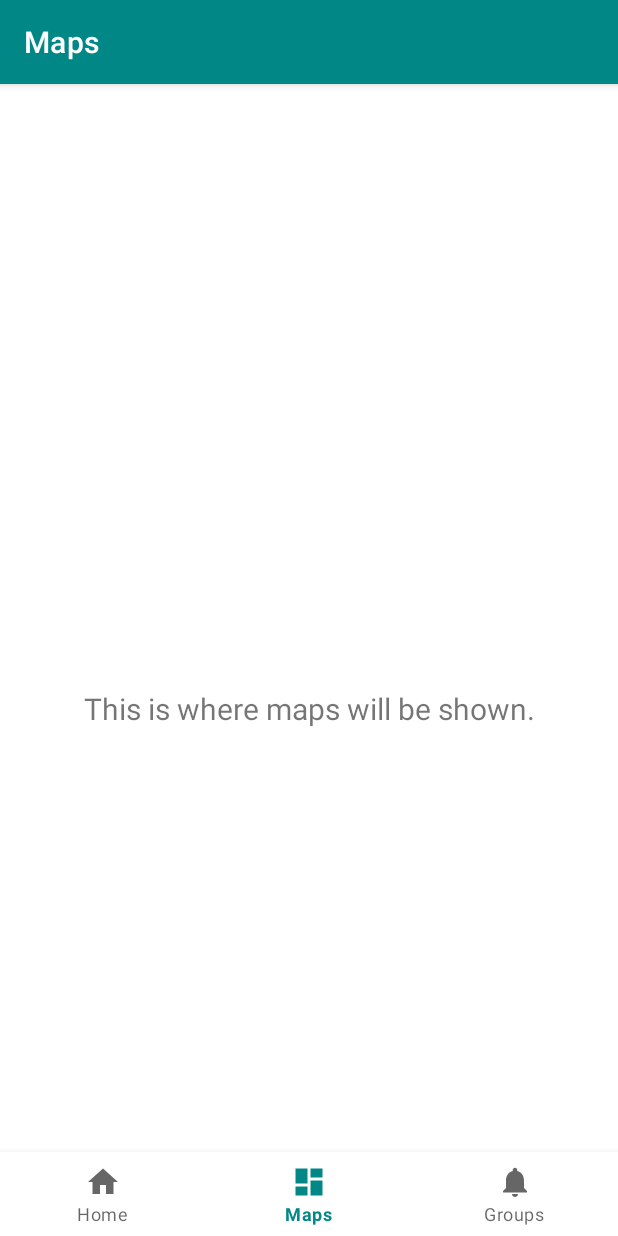
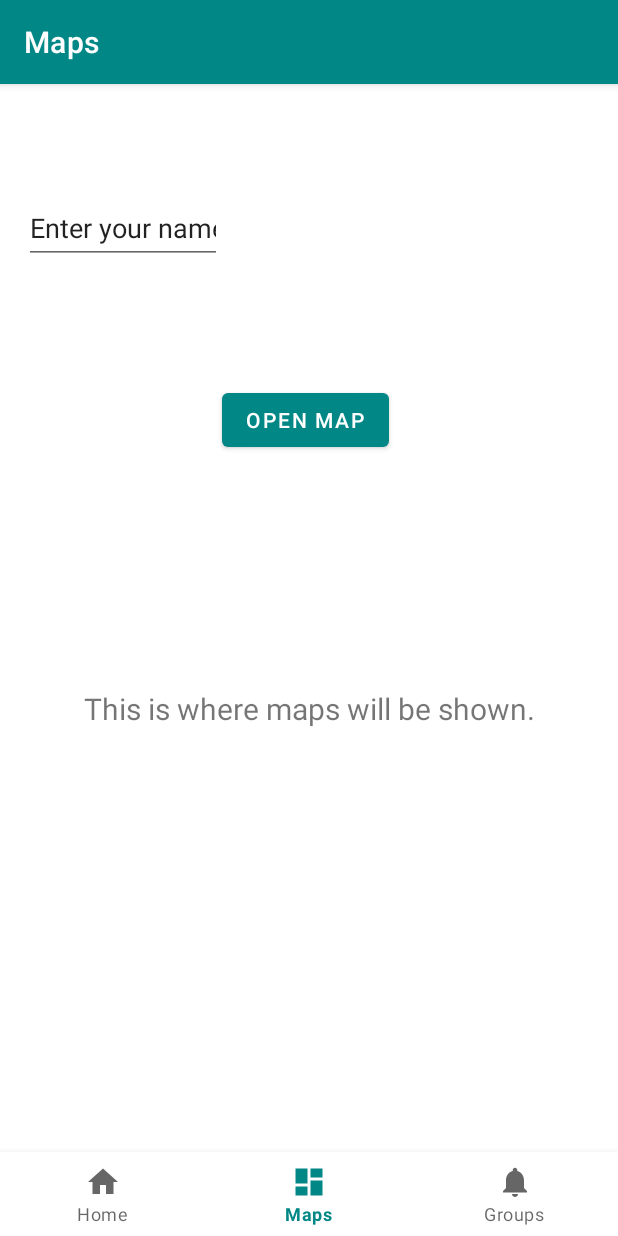
Before and after one commit to Lock146/Caravan, an Android app: the DashboardFragment screen opened through its navigation route, on a phone screen of 412 x 824 dp. Run offline under Robolectric (Android 15) with nearby library versions, the phone set to English and light mode, and no system bars; our stand-ins replace navigation-ui.

Commit message:
Merged maps branch with main. Currently maps doesn't show up, but the necessary files from both a present without breaking the app.

```diff
--- a/app/src/debug/res/values/google_maps_api.xml
+++ b/app/src/debug/res/values/google_maps_api.xml
@@ -20,5 +20,5 @@
     Once you have your key (it starts with "AIza"), replace the "google_maps_key"
     string in this file.
     -->
-    <string name="google_maps_key" templateMergeStrategy="preserve" translatable="false">YOUR_KEY_HERE</string>
+    <string name="AIzaSyBnGZQyK1mve6UG_amzaWhyaW0fFIXJo7c" templateMergeStrategy="preserve" translatable="false">YOUR_KEY_HERE</string>
 </resources>
--- a/app/src/main/java/com/example/caravantest/MainActivity.java
+++ b/app/src/main/java/com/example/caravantest/MainActivity.java
@@ -1,6 +1,10 @@
 package com.example.caravantest;
 
+import android.content.Intent;
 import android.os.Bundle;
+import android.view.View;
+import android.widget.EditText;
+
 import com.google.android.material.bottomnavigation.BottomNavigationView;
 import androidx.appcompat.app.AppCompatActivity;
 import androidx.navigation.NavController;
@@ -32,5 +36,12 @@
         NavigationUI.setupActionBarWithNavController(this, navController, appBarConfiguration);
         NavigationUI.setupWithNavController(binding.navView, navController);
     }
+    public void sendMessage(View view){
+        Intent intent = new Intent(this, DisplayMessageActivity.class);
+        EditText editText = (EditText) findViewById(R.id.editTextTextPersonName);
+        String message = editText.getText().toString();
+        intent.putExtra(EXTRA_MESSAGE, message);
+        startActivity(intent);
+    }
 
 }
--- a/app/src/main/java/com/example/caravantest/ui/dashboard/DashboardFragment.java
+++ b/app/src/main/java/com/example/caravantest/ui/dashboard/DashboardFragment.java
@@ -11,15 +11,20 @@ import androidx.fragment.app.Fragment;
 import androidx.lifecycle.Observer;
 import androidx.lifecycle.ViewModelProvider;
 import com.example.caravantest.R;
+import com.example.caravantest.databinding.ActivityMapsBinding;
 import com.example.caravantest.databinding.FragmentDashboardBinding;
+import com.google.android.gms.maps.GoogleMap;
 
 public class DashboardFragment extends Fragment {
 
+    private GoogleMap mMap;
+    private ActivityMapsBinding mbinding;
     private DashboardViewModel dashboardViewModel;
-private FragmentDashboardBinding binding;
+    private FragmentDashboardBinding binding;
 
     public View onCreateView(@NonNull LayoutInflater inflater,
             ViewGroup container, Bundle savedInstanceState) {
+
         dashboardViewModel =
                 new ViewModelProvider(this).get(DashboardViewModel.class);
 
--- a/app/src/main/java/com/example/caravantest/ui/dashboard/DashboardViewModel.java
+++ b/app/src/main/java/com/example/caravantest/ui/dashboard/DashboardViewModel.java
@@ -1,4 +1,6 @@
 package com.example.caravantest.ui.dashboard;
+
+import android.content.Intent;
 
 import androidx.lifecycle.LiveData;
 import androidx.lifecycle.MutableLiveData;
--- a/app/src/main/res/layout/activity_main.xml
+++ b/app/src/main/res/layout/activity_main.xml
@@ -33,4 +33,6 @@
         app:layout_constraintVertical_bias="0.0"
         app:navGraph="@navigation/mobile_navigation" />
 
+
+
 </androidx.constraintlayout.widget.ConstraintLayout>
--- a/app/src/main/res/layout/fragment_dashboard.xml
+++ b/app/src/main/res/layout/fragment_dashboard.xml
@@ -20,4 +20,29 @@
         app:layout_constraintStart_toStartOf="parent"
         app:layout_constraintTop_toTopOf="parent"
         app:layout_constraintBottom_toBottomOf="parent" />
+
+    <Button
+        android:id="@+id/button"
+        android:layout_width="wrap_content"
+        android:layout_height="wrap_content"
+        android:layout_marginStart="148dp"
+        android:layout_marginTop="144dp"
+        android:onClick="openMap"
+        android:text="@string/open_map"
+        app:layout_constraintStart_toStartOf="parent"
+        app:layout_constraintTop_toTopOf="parent" />
+    <EditText
+        android:id="@+id/editTextTextPersonName"
+        android:layout_width="0dp"
+        android:layout_height="wrap_content"
+        android:layout_marginStart="16dp"
+        android:layout_marginTop="16dp"
+        android:ems="10"
+        android:inputType="textPersonName"
+        android:minHeight="48dp"
+        android:text="@string/edit_message"
+        app:layout_constraintEnd_toStartOf="@+id/button"
+        app:layout_constraintHorizontal_bias="0.5"
+        app:layout_constraintStart_toStartOf="parent"
+        app:layout_constraintTop_toTopOf="parent" />
 </androidx.constraintlayout.widget.ConstraintLayout>
```
